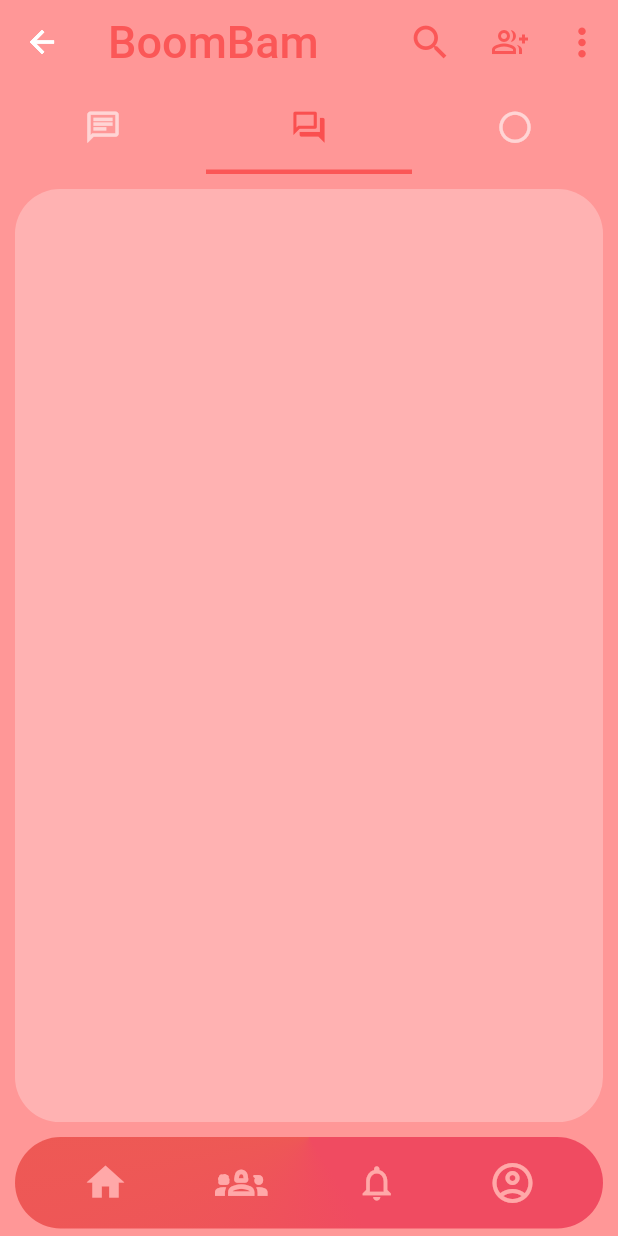
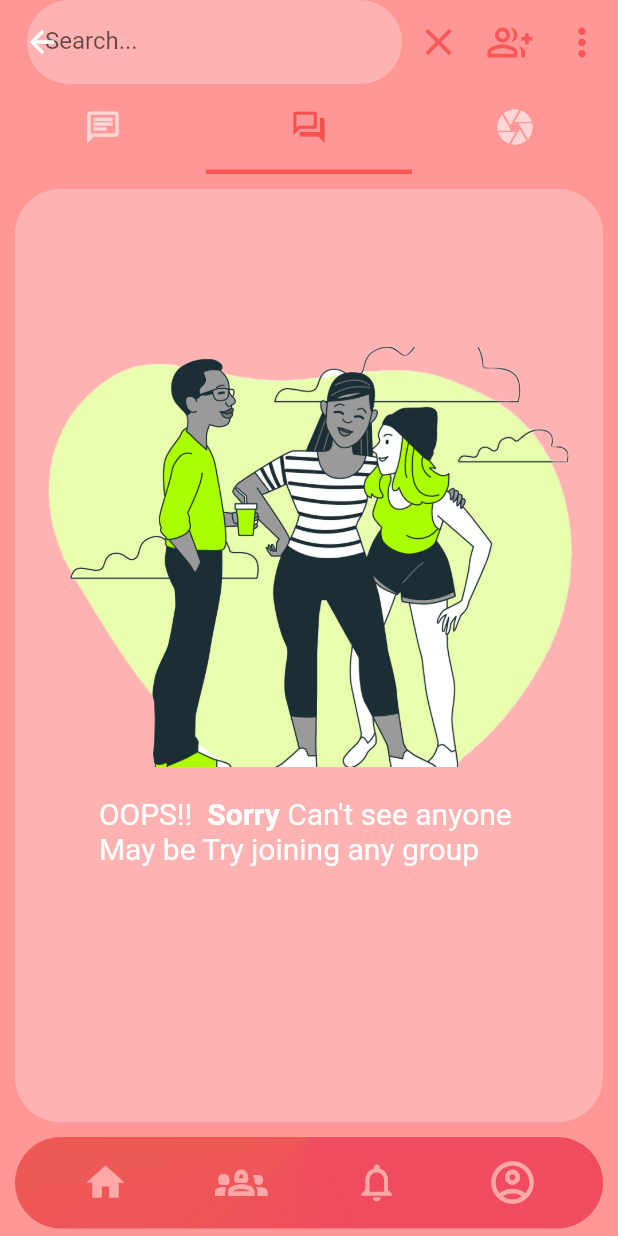
Before and after one commit to 0x000UK/Transae, a Flutter app: the MyHomePage screen opened by its route, tab 2 chosen, after a tap on the "search" icon, on a phone screen of 412 x 824 dp. Run offline on Flutter 3.47's test engine with Material 2 defaults, Android fonts, the phone set to English and light mode, and no system bars; network calls fail.

Commit message:
UI changes and added new features and Images

```diff
--- a/lib/pages/chats.dart
+++ b/lib/pages/chats.dart
@@ -15,7 +15,7 @@
 
     return  Scaffold(
       appBar: AppBar(
-
+        toolbarHeight: 70,
         title:  Row(
           children: [
               Hero(
--- a/lib/pages/home.dart
+++ b/lib/pages/home.dart
@@ -17,7 +17,7 @@
   Color grpColor = const Color.fromARGB(255, 255, 168, 168);
   Color accColor = const Color.fromARGB(255, 255, 168, 168);
 
-  IconData homeIcon = Icons.home_outlined;
+  IconData homeIcon = Icons.home;
   IconData freindsIcon = Icons.groups_2_outlined;
   IconData notifyIcon = Icons.notifications_outlined;
   IconData accIcon = Icons.account_circle_outlined;
@@ -134,7 +134,7 @@
                     child: IconButton(
                       onPressed: _onNotifyClicked,
                       icon: Icon(notifyIcon, color:grpColor),
-                      iconSize: 28,
+                      iconSize: 30,
                       splashRadius: 1,
                     ),
                   ),
@@ -147,7 +147,7 @@
                     child: IconButton(
                       onPressed: _onAccClicked,
                       icon: Icon(accIcon, color:accColor),
-                      iconSize:32,
+                      iconSize:34,
                       splashRadius: 1,
                     ),
                   ),
--- a/lib/pages/users.dart
+++ b/lib/pages/users.dart
@@ -26,24 +26,28 @@
     User(id: "11", name: "sara"),
   ];
 
-  final List<IconData> _icons = [Icons.person_add_alt, Icons.group_add_outlined, Icons.add_circle_outline];
+  final List<IconData> _tabAddIcons = [Icons.person_add_alt, Icons.group_add_outlined, Icons.add_circle_outline];
   late TabController tabController;
   late AnimationController _animationController;
 
+  bool _isExpanded = false;
+  int lastTab = 0;
+  int _currIndex = 0;
   int usersNum = 0;
   int grpNum = 0;
+  int chatNum = 0;
   int activeTab = 0;
 
   @override
   void initState(){
     super.initState();
 
+    tabController = TabController(length: 3, vsync: this, initialIndex: activeTab);
     _animationController = AnimationController(
       vsync: this,
-      duration:const Duration(milliseconds: 300),
+      duration: tabController.animationDuration
     );
 
-    tabController = TabController(length: 3, vsync: this, initialIndex: activeTab);
     tabController.addListener(() {
       if(tabController.index != activeTab) {
         setState(() {
@@ -51,6 +55,17 @@
           _animationController.reset();
           _animationController.forward();
         });
+      }
+      if(tabController.index == 2){
+        setState(() {
+        _isExpanded = false;
+        _currIndex = 0;
+        });
+      }
+      if (tabController.indexIsChanging) {
+        if (tabController.animation!.value == tabController.index) {
+          _animationController.value = tabController.animation!.value;
+    }
       }
     });
   }
@@ -68,7 +83,7 @@
     Size size = MediaQuery.of(context).size;
 
     final List<Widget> tabs = <Widget>[
-      const Messages(),
+      UserTab(count: chatNum),
       GroupsTab(count: grpNum),
       const Story()
     ];
@@ -99,23 +114,60 @@
                       ),
                       actions: [
 
-
+                        AnimatedContainer(
+                          duration: const Duration(milliseconds: 300),
+                          width: _isExpanded ? 250.0 : 0.0,
+                          height: 50.0,
+                          child: TextField(
+                            decoration: const InputDecoration(
+                              filled: true,
+                              fillColor: Color.fromARGB(200, 255, 186, 186),
+                              border:  OutlineInputBorder(
+                                borderSide: BorderSide.none,
+                                borderRadius: BorderRadius.all(Radius.circular(45.0)),
+                              ),
+                              hintText: "Search...",
+                            ),
+                            enabled: _isExpanded,
+                          ),
+                        ),
                         IconButton(
-                          padding: const EdgeInsets.only(right: 10),
-                          onPressed: () => {},
-                          icon:const Icon(Icons.search, size: 30,),
+                          iconSize: 30,
                           color: const Color.fromARGB(225, 250, 79, 79),
-                          splashRadius: 1,
+                          icon: AnimatedSwitcher(
+                              duration: const Duration(milliseconds: 350),
+                              transitionBuilder: (child, anim) => RotationTransition(
+                                    turns: child.key == const ValueKey('search')
+                                        ? Tween<double>(begin: 0.75, end: 1.0).animate(anim)
+                                        : Tween<double>(begin: 1.0, end: 0.75).animate(anim),
+                                    child: ScaleTransition(scale: anim, child: child),
+                                  ),
+                              child: tabController.index == 2? null: _currIndex == 0
+                                  ? const Icon(Icons.search, key:ValueKey('search'))
+                                  : const Icon(
+                                      Icons.close,
+                                      key: ValueKey('close'),
+                                    )),
+                          onPressed: () {
+                            setState(() {
+                              _currIndex = _currIndex == 0 ? 1 : 0;
+                              _isExpanded = !_isExpanded;
+                            });
+                          },
                         ),
                         AnimatedSwitcher(
-                          duration: const Duration(milliseconds: 300),
+                          duration: tabController.animationDuration,
                           transitionBuilder: (Widget child, Animation<double> animation) {
-                            return ScaleTransition(scale: animation, child: child);
+                            return ScaleTransition(
+                              scale: _animationController,
+                              child: child
+                            );
                           },
                           child: IconButton(
                             key: ValueKey<int>(tabController.index),
-                            icon: Icon(_icons[tabController.index],
+                            icon: Icon(_tabAddIcons[tabController.index],
                               color: const Color.fromARGB(225, 250, 79, 79),
+                              size: 30,
                             ),
                             onPressed: () {
                               setState(() {
@@ -142,7 +194,33 @@
                 ),
               ];
             },
-            body:Padding(
+            body:
+            // TabBarView(
+            //   controller: tabController,
+            //   children:const [
+            //     CustomScrollView(
+            //       slivers: [
+            //         // Content for Tab 1
+            //         UserTab(),
+            //       ],
+            //     ),
+            //     CustomScrollView(
+            //       slivers: [
+            //         // Content for Tab 2
+            //         GroupsTab(count: 2),
+            //       ],
+            //     ),
+            //     CustomScrollView(
+            //       slivers: [
+            //         // Content for Tab 3
+            //         Story(),
+            //       ],
+            //     ),
+            //   ],
+            // )
+
+
+            Padding(
               padding:const EdgeInsets.fromLTRB(10, 10, 10, 10),
               child :Container(
                 padding:const EdgeInsets.all(5.0),
@@ -151,23 +229,21 @@
                   borderRadius:  BorderRadius.all(Radius.circular(30))
                 ),
                 child : TabBarView(
-                  viewportFraction: 10.0,
                   controller: tabController,
                   physics:const PageScrollPhysics(),
                     children: tabs.map(
                       (content) {
                         return  CustomScrollView(
                           scrollBehavior:const MaterialScrollBehavior(),
-                          shrinkWrap: true,
                           slivers: [
-                            content
+                            content,
                           ]
                         );
                       },
                     ).toList(),
                   )
-                )
-              )
+               )
+             )
             )
           )
         )
@@ -204,7 +280,7 @@
 
           Tab(child: Icon(Icons.chat_outlined	, size: 25)),
           Tab(child: Icon(Icons.question_answer_outlined, size: 25)),
-          Tab(child: Icon(Icons.circle_outlined, size: 25)),
+          Tab(child: Icon(Icons.camera, size: 28)),
         ],
       ),
     );
@@ -222,12 +298,48 @@
   }
 }
 
-class Messages extends StatelessWidget {
-  const Messages({Key? key}) : super(key: key);
+class UserTab extends StatelessWidget {
+  const UserTab({Key? key, required this.count}) : super(key: key);
+  final int count;
 
   @override
   Widget build(BuildContext context) {
-    return SliverList(
+    return count == 0 ? SliverToBoxAdapter(
+      child : Center(
+        child: Column(
+          children: [
+            const SizedBox(height: 100,),
+            Container(
+            width: 300,
+            height: 300,
+            alignment: Alignment.bottomCenter,
+            decoration: const BoxDecoration(
+              image: DecorationImage(image: AssetImage("assets/images/Worried-amico.png"),
+                fit: BoxFit.fill
+              ),
+            ),
+          ),
+          const SizedBox(height: 20,),
+          const Text.rich(
+            TextSpan(
+              text: 'OOPS!!',
+              children: [
+                TextSpan(text: '  Sorry', style: TextStyle(fontSize: 20, fontWeight: FontWeight.bold)),
+                TextSpan(text: " Can't see anyone ", style: TextStyle(fontSize: 20)),
+                TextSpan(text: '\nMay be Try Invite Someone if they are free'),
+              ]
+            ),
+              style: TextStyle(
+                color: Colors.white,
+                fontSize: 18
+              ),
+            ),
+          ],
+        )
+      )
+    )
+    :
+    SliverList(
       delegate: SliverChildBuilderDelegate(
         (context, index) {
           return  ListTile(
@@ -258,7 +370,7 @@
             },
           );
         },
-        childCount: 10
+        childCount: count
       ),
     );
   }
@@ -271,7 +383,42 @@
 
   @override
   Widget build(BuildContext context) {
-    return SliverList(
+    return count == 0 ? SliverToBoxAdapter(
+      child : Center(
+        child: Column(
+          children: [
+            const SizedBox(height: 100,),
+            Container(
+            width: 400,
+            height: 280,
+            alignment: Alignment.centerLeft,
+            decoration: const BoxDecoration(
+              image: DecorationImage(image: AssetImage("assets/images/group.png"),
+                fit: BoxFit.cover
+              ),
+            ),
+          ),
+          const SizedBox(height: 20,),
+          const Text.rich(
+            TextSpan(
+              text: 'OOPS!!',
+              children: [
+                TextSpan(text: '  Sorry', style: TextStyle(fontWeight: FontWeight.bold)),
+                TextSpan(text: " Can't see anyone ", style: TextStyle(fontSize: 20)),
+                TextSpan(text: '\nMay be Try joining any group'),
+              ]
+            ),
+              style: TextStyle(
+                color: Colors.white,
+                fontSize: 20
+              ),
+            ),
+          ],
+        )
+      )
+    )
+    :
+    SliverList(
       delegate: SliverChildBuilderDelegate(
         (context, index) {
           return  ListTile(
```
Also changed, not shown: assets/images/Worried-amico.png (added), assets/images/group.png (added).
